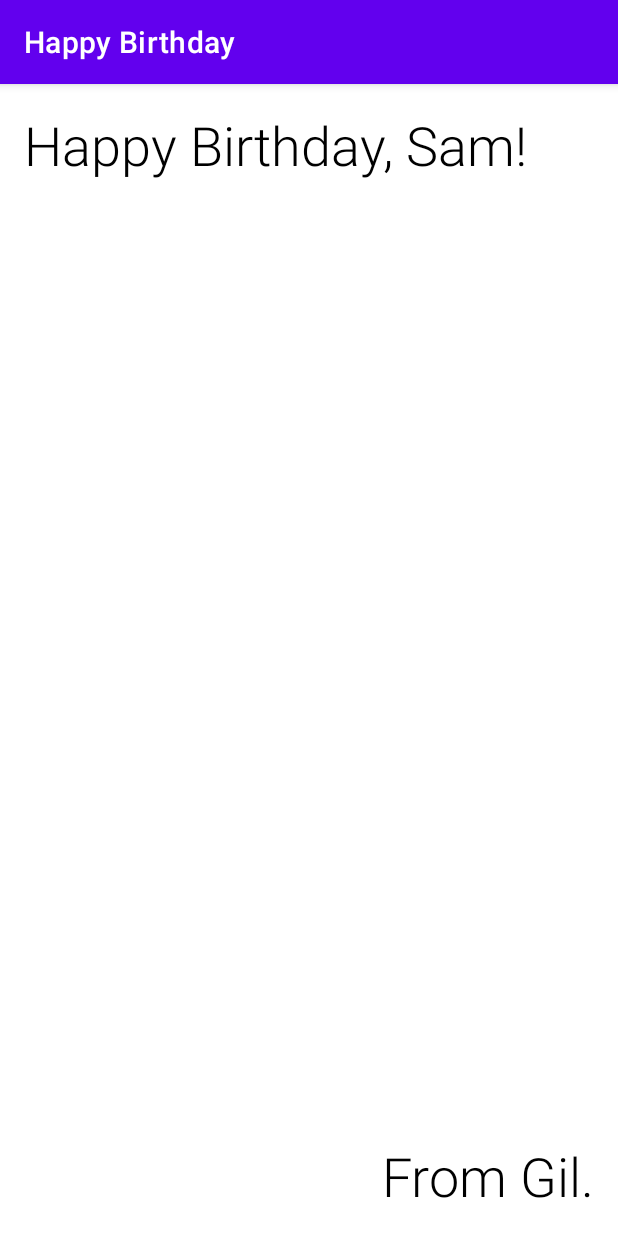
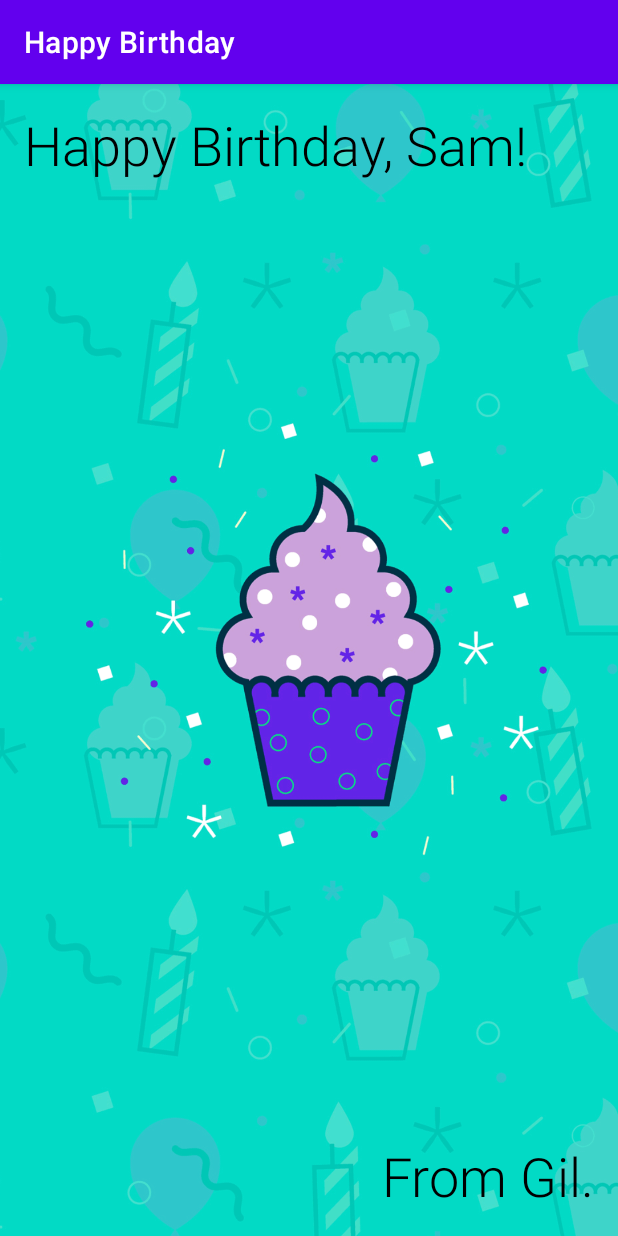
Before and after one commit to Gil-Campos/Android-Basics-in-Kotlin, an Android app: the screen it shows after launch (MainActivity), on a phone screen of 412 x 824 dp. Run offline under Robolectric (Android 15) with nearby library versions, the phone set to English and light mode, and no system bars.

Commit message:
In this part I learn how to add images and change its scaletype to my convenience and good coding practices like taking out hardcoded strings and put them in a global file so that can be reused and traslated easily

```diff
--- a/Unit-1/Happy-Birthday/app/src/main/res/layout/activity_main.xml
+++ b/Unit-1/Happy-Birthday/app/src/main/res/layout/activity_main.xml
@@ -6,6 +6,18 @@
     android:layout_height="match_parent"
     tools:context=".MainActivity">
 
+    <ImageView
+        android:id="@+id/imageView"
+        android:layout_width="0dp"
+        android:layout_height="0dp"
+        android:importantForAccessibility="no"
+        android:scaleType="centerCrop"
+        app:layout_constraintBottom_toBottomOf="parent"
+        app:layout_constraintEnd_toEndOf="parent"
+        app:layout_constraintStart_toStartOf="parent"
+        app:layout_constraintTop_toTopOf="parent"
+        app:srcCompat="@drawable/androidparty" />
+
     <TextView
         android:id="@+id/textView"
         android:layout_width="wrap_content"
@@ -13,7 +25,7 @@
         android:layout_marginStart="16dp"
         android:layout_marginTop="16dp"
         android:fontFamily="sans-serif-light"
-        android:text="Happy Birthday, Sam!"
+        android:text="@string/happy_birthday_text"
         android:textColor="@color/black"
         android:textSize="36sp"
         app:layout_constraintStart_toStartOf="parent"
@@ -26,9 +38,10 @@
         android:layout_marginEnd="16dp"
         android:layout_marginBottom="16dp"
         android:fontFamily="sans-serif-light"
-        android:text="From Gil."
+        android:text="@string/signature_text"
         android:textColor="@color/black"
         android:textSize="36sp"
         app:layout_constraintBottom_toBottomOf="parent"
         app:layout_constraintEnd_toEndOf="parent" />
+
 </androidx.constraintlayout.widget.ConstraintLayout>
--- a/Unit-1/Happy-Birthday/app/src/main/res/values/strings.xml
+++ b/Unit-1/Happy-Birthday/app/src/main/res/values/strings.xml
@@ -1,3 +1,5 @@
 <resources>
     <string name="app_name">Happy Birthday</string>
+    <string name="happy_birthday_text">Happy Birthday, Sam!</string>
+    <string name="signature_text">From Gil.</string>
 </resources>
```
Also changed, not shown: Unit-1/Happy-Birthday/app/src/main/res/drawable/androidparty.png (added).
